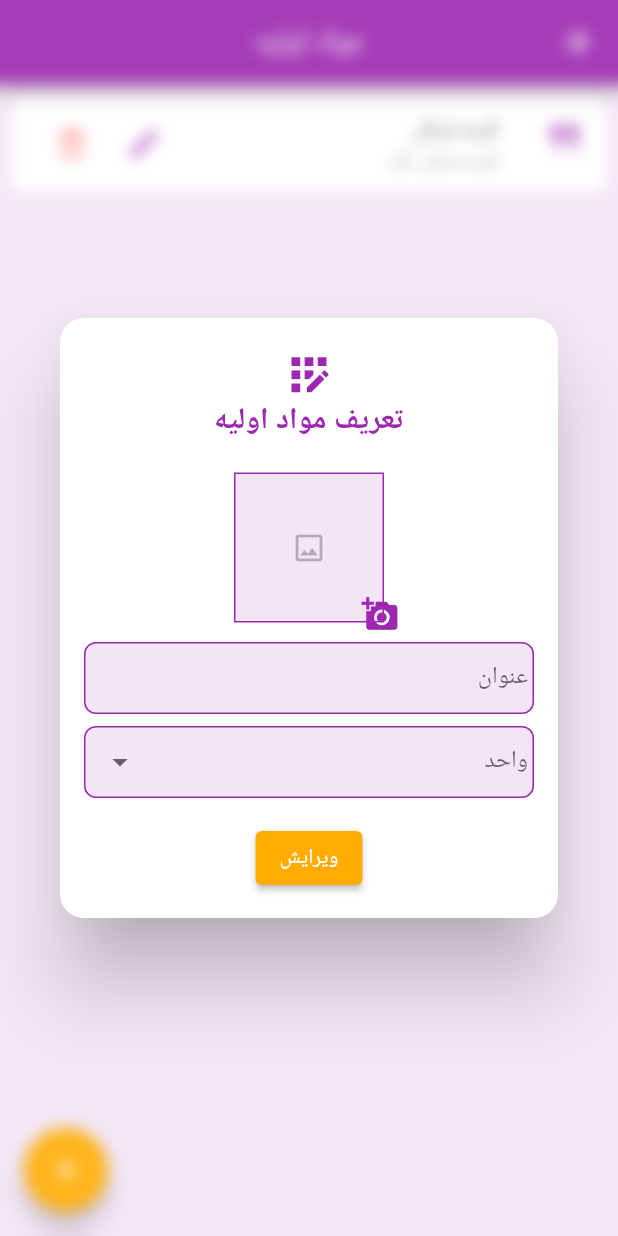
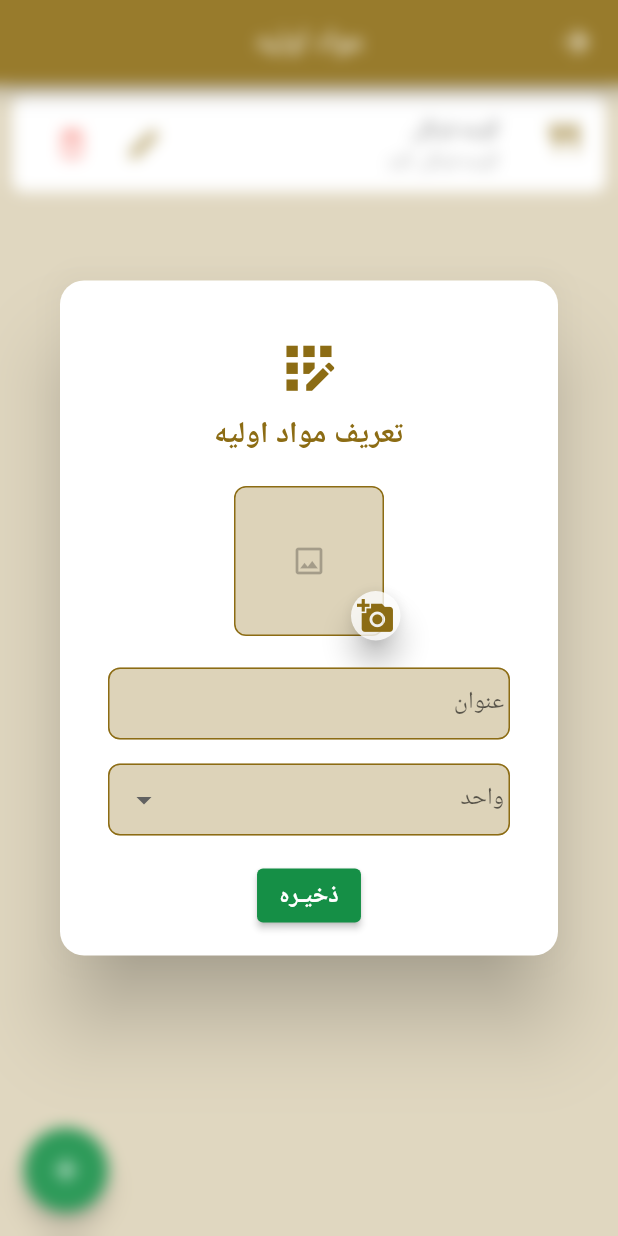
Before and after one commit to aminJamali/coocking, a Flutter app: the IngredientsPage screen opened by its route, after a tap on the "edit" icon, on a phone screen of 412 x 824 dp. Run offline on Flutter 3.47's test engine with Material 2 defaults, Android fonts, the light colour scheme and no system bars; our stand-ins replace flutter_slider_drawer, get, image_picker; Roboto replaces fonts that are missing (IRANSans).

Commit message:
chore: طراحی صفحه ثبت مواد اولیه

```diff
--- a/lib/src/infrastructures/styles/cooking_theme_data.dart
+++ b/lib/src/infrastructures/styles/cooking_theme_data.dart
@@ -2,24 +2,24 @@ import 'package:flutter/material.dart';
 
 import '../utils/utils.dart';
 
-// const MaterialColor primarySwatch = MaterialColor(0xFF5BC8AC, {
-//   50: Color(0xFFEBF8F5),
-//   100: Color(0xFFCEEFE6),
-//   200: Color(0xFFADE4D6),
-//   300: Color(0xFF8CD9C5),
-//   400: Color(0xFF74D0B8),
-//   500: Color(0xFF5BC8AC),
-//   600: Color(0xFF53C2A5),
-//   700: Color(0xFF49BB9B),
-//   800: Color(0xFF40B492),
-//   900: Color(0xFF2FA782),
-// });
-const MaterialColor primarySwatch = Colors.purple;
+const MaterialColor primarySwatch = MaterialColor( 0xFF8C6C14, {
+  50: Color(0xFFF1EDE3),
+  100: Color(0xFFDDD3B9),
+  200: Color(0xFFC6B68A),
+  300: Color(0xFFAF985B),
+  400: Color(0xFF9D8237),
+  500: Color( 0xFF8C6C14),
+  600: Color(0xFF846412),
+  700: Color(0xFF79590E),
+  800: Color(0xFF6F4F0B),
+  900: Color(0xFF5C3D06),
+});
+//const MaterialColor primarySwatch = Colors.purple;
 
-final Color secondaryColor = Colors.amberAccent[700]!;
+const Color secondaryColor =Color(0xFF158f46);
 final Color successColor = Colors.green.shade500;
 const Color infoColor = Colors.teal;
-final Color backgroundColor = primarySwatch[50]!;
+final Color backgroundColor = primarySwatch[100]!;
 const Color warningColor = Color(0xFFffc107);
 final Color dangerColor = Colors.red.withOpacity(.8);
 final Color disabledColor = Colors.grey.withOpacity(.8);
@@ -35,7 +35,10 @@ ThemeData cookingThemeData = ThemeData(
   disabledColor: disabledColor,
   scaffoldBackgroundColor: backgroundColor,
   fontFamily: 'IRANSans',
-  floatingActionButtonTheme: FloatingActionButtonThemeData(
+  textTheme:const TextTheme(
+    button: TextStyle(fontSize: 16,fontWeight: FontWeight.bold),
+  ) ,
+  floatingActionButtonTheme:   const FloatingActionButtonThemeData(
     backgroundColor: secondaryColor,
     splashColor: Colors.white,
     foregroundColor: Colors.white,
@@ -49,17 +52,17 @@ ThemeData cookingThemeData = ThemeData(
   outlinedButtonTheme: OutlinedButtonThemeData(
     style: ButtonStyle(
         side: MaterialStateProperty.all(
-      BorderSide(
+       const BorderSide(
         style: BorderStyle.solid,
         color: secondaryColor,
         width: 2.0,
       ),
     )),
   ),
-  buttonTheme: ButtonThemeData(
+  buttonTheme:  const ButtonThemeData(
     buttonColor: secondaryColor,
     textTheme: ButtonTextTheme.accent,
-    shape: const RoundedRectangleBorder(
+    shape: RoundedRectangleBorder(
         borderRadius: BorderRadius.all(Radius.circular(Utils.middleSpace))),
   ),
 );
--- a/lib/src/pages/admin/ingredients/controllers/ingredients_edit_controller.dart
+++ b/lib/src/pages/admin/ingredients/controllers/ingredients_edit_controller.dart
@@ -1,8 +1,6 @@
 import 'package:cooking/src/pages/admin/ingredients/controllers/ingredients_modify_controller.dart';
 
 class IngredientsEditController extends IngredientsModifyController{
- @override
-  String get submitLabel => 'ویرایش';
 
   @override
   void submitTaped() {
--- a/lib/src/pages/admin/ingredients/controllers/ingredients_modify_controller.dart
+++ b/lib/src/pages/admin/ingredients/controllers/ingredients_modify_controller.dart
@@ -6,7 +6,6 @@ abstract class IngredientsModifyController extends GetxController {
   GlobalKey<FormState> modifyMaterialFormKey = GlobalKey<FormState>();
   TextEditingController rawMaterial = TextEditingController();
   IngredientsViewModel? ingredientsViewModel;
-  late String submitLabel;
 
   void submitTaped();
 
--- a/lib/src/pages/admin/ingredients/controllers/ingredients_register_controller.dart
+++ b/lib/src/pages/admin/ingredients/controllers/ingredients_register_controller.dart
@@ -1,8 +1,6 @@
 import 'package:cooking/src/pages/admin/ingredients/controllers/ingredients_modify_controller.dart';
 
 class IngredientsRegisterController extends IngredientsModifyController{
-  @override
-  String get submitLabel => 'ثبت';
 
   @override
   void submitTaped() {
--- a/lib/src/pages/admin/ingredients/views/dialog/modify_ingredients_dialog.dart
+++ b/lib/src/pages/admin/ingredients/views/dialog/modify_ingredients_dialog.dart
@@ -5,7 +5,7 @@ import 'package:get/get.dart';
 
 import '../../../../../infrastructures/utils/utils.dart';
 import '../../../../../infrastructures/utils/utils_theme.dart';
-import '../../../../shared/views/blur_dialog.dart';
+import '../../../../shared/views/dialogs/blur_dialog.dart';
 import '../../../../shared/views/getx_view.dart';
 import '../../../../shared/views/image_picker.dart';
 import '../../controllers/ingredients_modify_controller.dart';
@@ -34,14 +34,18 @@ class ModifyIngredientsDialog<T extends IngredientsModifyController>
                   ..._header(),
                   Utils.largeVerticalSpace,
                   const ImagePickers(),
-                  Utils.middleVerticalSpace,
-                  _title(),
-                  Utils.middleVerticalSpace,
-                  _units(),
+                  Padding(
+                    padding:Utils.largePadding,
+                    child: _title(),
+                  ),
+                  Padding(
+                    padding: const EdgeInsets.symmetric(horizontal: Utils.largeSpace),
+                    child: _units(),
+                  ),
                   Utils.largeVerticalSpace,
                   ElevatedButton(
                       onPressed: controller.submitTaped,
-                      child: Text(controller.submitLabel))
+                      child: const Text('ذخیـره',))
                 ],
               ),
             ),
@@ -53,7 +57,7 @@ class ModifyIngredientsDialog<T extends IngredientsModifyController>
       decoration: UtilsTheme.textFormFieldDecoration(label: 'واحد'),
       // dropdownColor:
       //     Get.theme.primaryColor,
-      isExpanded: true,
+      isExpanded: false,
       isDense: true,
       onSaved: (final value) => controller.unitSaved(value!),
       onChanged: (final value) {},
@@ -65,7 +69,8 @@ class ModifyIngredientsDialog<T extends IngredientsModifyController>
               ))
           .toList());
 
-  TextFormField _title() => TextFormField(
+  Widget _title() => TextFormField(
+
       validator: Utils.validateText,
       initialValue: controller.ingredientsViewModel?.title,
       decoration:
@@ -73,11 +78,13 @@ class ModifyIngredientsDialog<T extends IngredientsModifyController>
       onSaved: (final value) => controller.titleSaved(value!));
 
   List<Widget> _header() => [
+    Utils.largeVerticalSpace,
         Icon(
           Icons.app_registration_outlined,
           color: Get.theme.colorScheme.primary,
-          size: 35,
+          size: 45,
         ),
+    Utils.middleVerticalSpace,
         _headerTitle(),
       ];
 
--- a/lib/src/pages/shared/views/blur_dialog.dart
+++ b/lib/src/pages/shared/views/dialogs/blur_dialog.dart
@@ -2,7 +2,7 @@ import 'dart:ui';
 
 import 'package:flutter/material.dart';
 
-import '../../../infrastructures/utils/utils.dart';
+import '../../../../infrastructures/utils/utils.dart';
 
 class BlurDialog extends StatelessWidget {
   final Widget dialogChild;
--- a/lib/src/pages/shared/views/image_picker.dart
+++ b/lib/src/pages/shared/views/image_picker.dart
@@ -5,6 +5,7 @@ import 'package:flutter/material.dart';
 import 'package:get/get.dart';
 import 'package:image_picker/image_picker.dart';
 
+import '../../../infrastructures/utils/utils.dart';
 import '../models/pick_image_enum.dart';
 
 class ImagePickers extends StatefulWidget {
@@ -77,6 +78,7 @@ class _ImagePickersState extends State<ImagePickers> {
         padding: const EdgeInsets.all(1.0),
         decoration: BoxDecoration(
           color: Get.theme.colorScheme.background,
+          borderRadius: BorderRadius.circular(Utils.middleSpace),
           border: Border.all(
             width: 1,
             color: Get.theme.colorScheme.primary,
@@ -97,11 +99,20 @@ class _ImagePickersState extends State<ImagePickers> {
 
   Widget _addPhotoIcon() => Positioned(
         bottom: -2,
-        right: -10,
-        child: Icon(
-          Icons.add_a_photo,
-          size: 25,
-          color: Get.theme.colorScheme.primary,
+        right: -15,
+        child: Card(
+          color: Colors.white.withOpacity(0.8),
+          elevation: Utils.middleSpace,
+          clipBehavior: Clip.antiAlias,
+          shape: const CircleBorder(),
+          child: Padding(
+            padding: Utils.smallPadding,
+            child: Icon(
+              Icons.add_a_photo,
+              size: 25,
+              color: Get.theme.colorScheme.primary,
+            ),
+          ),
         ),
       );
 
```
